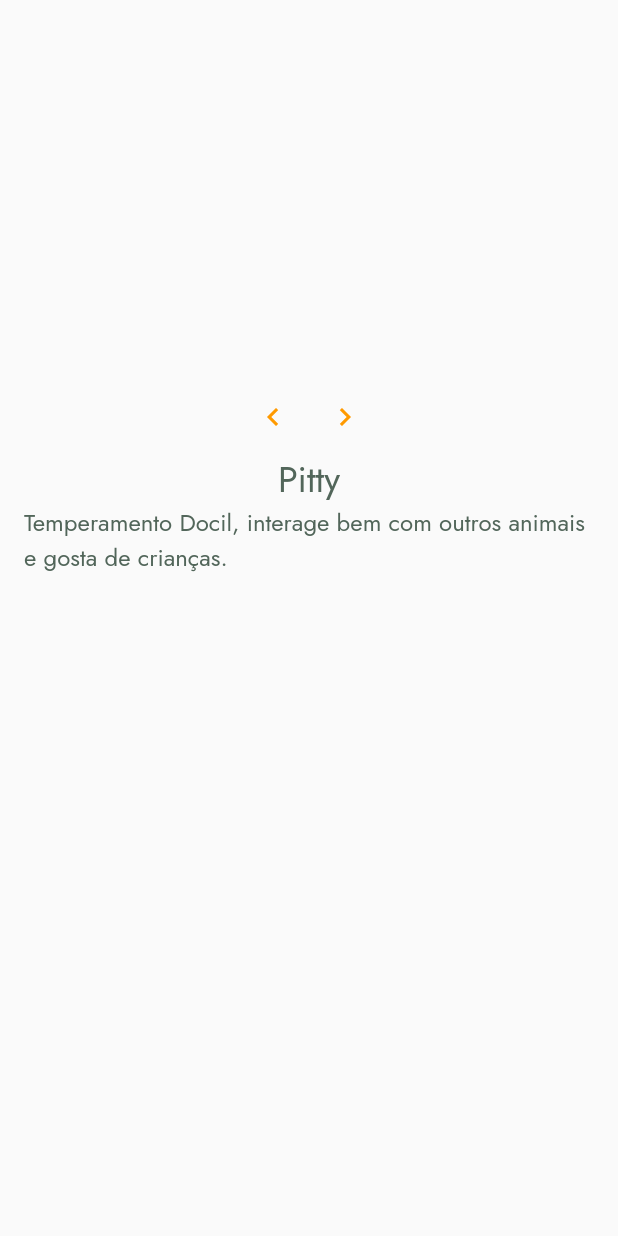
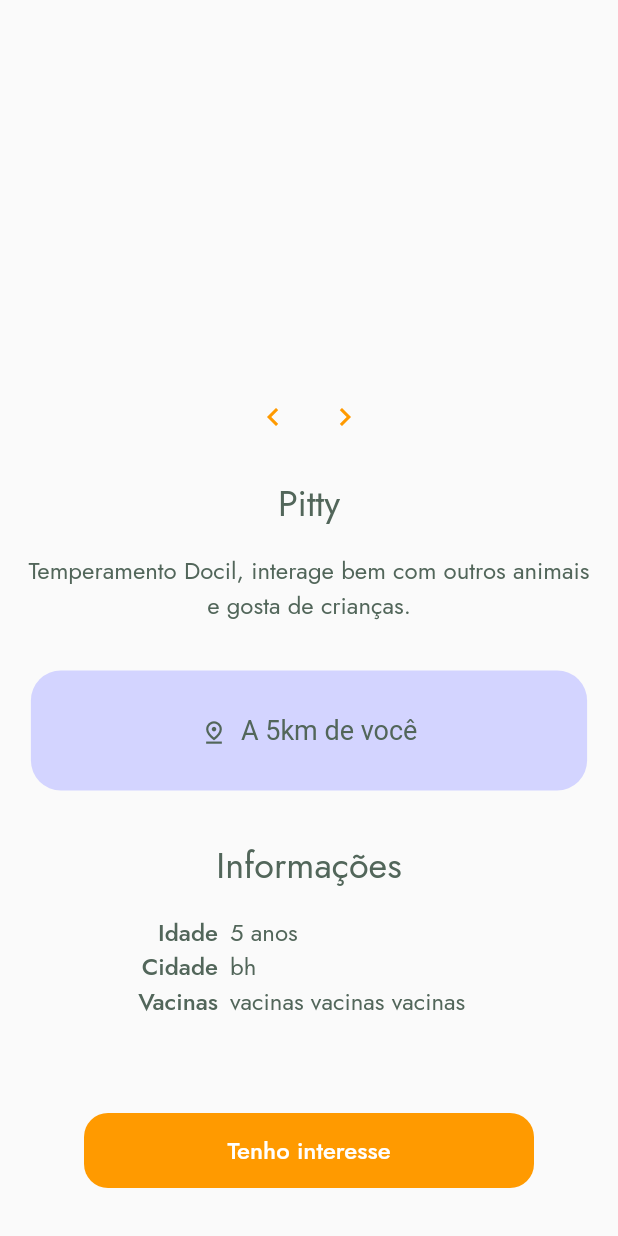
Before and after one commit to mariacarolinaj/adote_um_amigo, a Flutter app: the screen it shows after launch, after a tap on the "add" icon, on a phone screen of 412 x 824 dp. Run offline on Flutter 3.47's test engine with Material 2 defaults, Android fonts, the phone set to English and light mode, and no system bars; drawn by our look-alikes of carousel_slider; our stand-ins replace image_picker; missing offline and left inert: image_picker_for_web; key blocks and very long unbroken strings in the code were emptied for the run.

Commit message:
Termina implementação do perfil do animal

```diff
--- a/lib/app/perfil-animal/perfil-animal_page.dart
+++ b/lib/app/perfil-animal/perfil-animal_page.dart
@@ -34,7 +34,19 @@ class PerfilAnimalPageState extends State<PerfilAnimalPage> {
             SliverFillRemaining(
               hasScrollBody: false,
               child: Column(
-                children: <Widget>[_buildCarouselFotos(), _buildSecaoInicial()],
+                children: [
+                  Expanded(
+                    child: Column(
+                      children: <Widget>[
+                        _buildCarouselFotos(),
+                        _buildSecaoInicial(),
+                        _buildCardDistancia(),
+                        _buildInformacoes(),
+                      ],
+                    ),
+                  ),
+                  _buildButton(),
+                ],
               ),
             ),
           ],
@@ -117,39 +129,157 @@ class PerfilAnimalPageState extends State<PerfilAnimalPage> {
   Widget _buildSecaoInicial() {
     return Column(
       children: <Widget>[
-        _buildNome(),
+        _buildTituloSecao(widget.animal.nome),
         _buildCaracteristicas(),
       ],
     );
   }
 
-  Widget _buildNome() {
-    return RichText(
-      text: TextSpan(
-          text: widget.animal.nome,
+  Widget _buildTituloSecao(String tituloSecao) {
+    return Container(
+      margin: const EdgeInsets.only(top: 16, bottom: 16),
+      child: Text(tituloSecao,
           style: const TextStyle(
               color: Cores.titulo,
               fontSize: 24,
               fontFamily: 'Jost',
-              fontStyle: FontStyle.normal),
-          children: const <TextSpan>[]),
+              fontStyle: FontStyle.normal)),
     );
   }
 
   Widget _buildCaracteristicas() {
-    return RichText(
+    return Text(widget.animal.caracteristicas,
+        textAlign: TextAlign.center,
+        style: const TextStyle(
+            color: Cores.titulo,
+            fontSize: 16,
+            fontFamily: 'Jost',
+            fontStyle: FontStyle.normal));
+  }
+
+  Widget _buildCardDistancia() {
+    return Container(
+      margin: const EdgeInsets.only(top: 32, bottom: 16),
+      width: MediaQuery.of(context).size.width * 0.9,
+      height: 80,
+      decoration: BoxDecoration(
+        borderRadius: BorderRadius.circular(20),
+        color: const Color.fromARGB(255, 211, 212, 255),
+      ),
+      child: Center(
+        child: RichText(
+          textAlign: TextAlign.center,
           text: TextSpan(
-          text: widget.animal.caracteristicas,
+            style: const TextStyle(color: Cores.texto, fontSize: 18),
+            children: [
+              const WidgetSpan(
+                child: Icon(
+                  Icons.pin_drop_outlined,
+                  size: 18,
+                  color: Cores.texto,
+                ),
+              ),
+              TextSpan(
+                text: "  A ${_getDistancia()} de você",
+              ),
+            ],
+          ),
+        ),
+      ),
+    );
+  }
+
+  Widget _buildInformacoes() {
+    return Column(
+      children: [
+        _buildTituloSecao("Informações"),
+        Center(
+          child: Row(
+            children: [
+              SizedBox(
+                width: MediaQuery.of(context).size.width / 3 * 1,
+                child: Column(
+                  crossAxisAlignment: CrossAxisAlignment.end,
+                  children: [
+                    _getTextInfoDescricao("Idade"),
+                    _getTextInfoDescricao("Cidade"),
+                    _getTextInfoDescricao("Vacinas")
+                  ],
+                ),
+              ),
+              SizedBox(
+                width: MediaQuery.of(context).size.width / 3 * 1.3,
+                child: Column(
+                  crossAxisAlignment: CrossAxisAlignment.start,
+                  children: [
+                    _getTextInfoValor("${widget.animal.idade} anos"),
+                    _getTextInfoValor('bh'),
+                    _getTextInfoValor(widget.animal.vacinas)
+                  ],
+                ),
+              ),
+            ],
+          ),
+        ),
+      ],
+    );
+  }
+
+  Widget _getTextInfoDescricao(String descricao) {
+    return Padding(
+      padding: const EdgeInsets.only(right: 8.0),
+      child: Text(
+        descricao,
+        style: const TextStyle(
+            color: Cores.titulo,
+            fontSize: 16,
+            fontFamily: 'Jost',
+            fontWeight: FontWeight.w500,
+            fontStyle: FontStyle.normal),
+      ),
+    );
+  }
+
+  _getTextInfoValor(String valor) {
+    return Text(
+      valor,
       style: const TextStyle(
           color: Cores.titulo,
           fontSize: 16,
           fontFamily: 'Jost',
           fontStyle: FontStyle.normal),
-          children: const <TextSpan>[]),
     );
   }
 
-  // Widget _buildInformacoes() {
-  //   return
-  // }
+  Widget _buildButton() {
+    return Center(
+      child: Padding(
+        padding: const EdgeInsets.symmetric(vertical: 32.0),
+        child: SizedBox(
+          width: 300,
+          height: 50,
+          child: ElevatedButton(
+            style: ElevatedButton.styleFrom(
+              backgroundColor: Cores.primaria,
+              shape: RoundedRectangleBorder(
+                borderRadius: BorderRadius.circular(16),
+              ),
+            ).copyWith(elevation: ButtonStyleButton.allOrNull(0.0)),
+            child: const Text(
+              'Tenho interesse',
+              style: TextStyle(fontSize: 16),
+            ),
+            onPressed: () {
+              // redirecionar pro chat com o tutor do animal
+            },
+          ),
+        ),
+      ),
+    );
   }
+
+  String _getDistancia() {
+    // implementar chamada à api para calculo da distancia
+    return "5km";
+  }
+}
```
Lines whose indentation alone changed are shown as unchanged.
